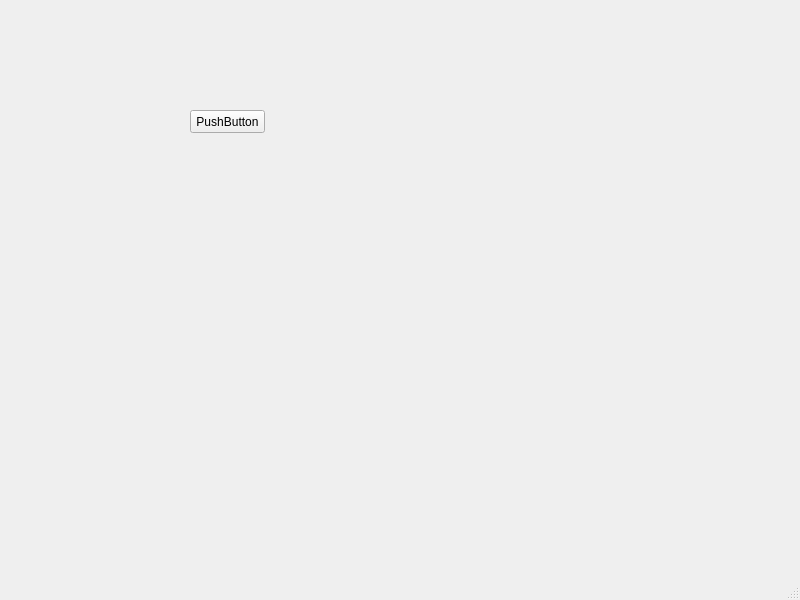
Old version of the form parsingApiKey/secondscreen.ui in the repository nicholasleeeee/IVLEDownloaderTests.
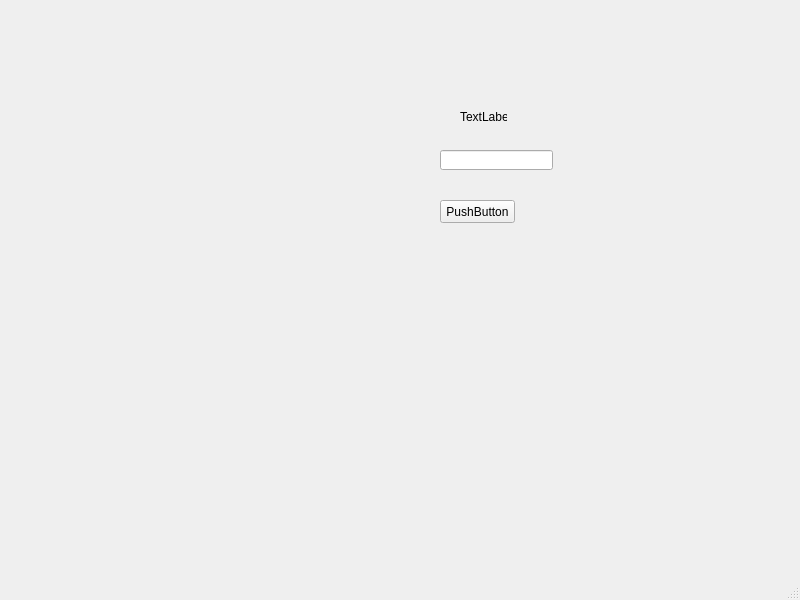
New version of the form.

Patch:
```diff
--- a/parsingApiKey/secondscreen.ui
+++ b/parsingApiKey/secondscreen.ui
@@ -17,8 +17,8 @@
    <widget class="QPushButton" name="pushButton">
     <property name="geometry">
      <rect>
-      <x>190</x>
-      <y>110</y>
+      <x>440</x>
+      <y>200</y>
       <width>75</width>
       <height>23</height>
      </rect>
@@ -27,6 +27,29 @@
      <string>PushButton</string>
     </property>
    </widget>
+   <widget class="QLineEdit" name="lineEdit">
+    <property name="geometry">
+     <rect>
+      <x>440</x>
+      <y>150</y>
+      <width>113</width>
+      <height>20</height>
+     </rect>
+    </property>
+   </widget>
+   <widget class="QLabel" name="label">
+    <property name="geometry">
+     <rect>
+      <x>460</x>
+      <y>110</y>
+      <width>47</width>
+      <height>13</height>
+     </rect>
+    </property>
+    <property name="text">
+     <string>TextLabel</string>
+    </property>
+   </widget>
   </widget>
   <widget class="QMenuBar" name="menubar">
    <property name="geometry">
```
